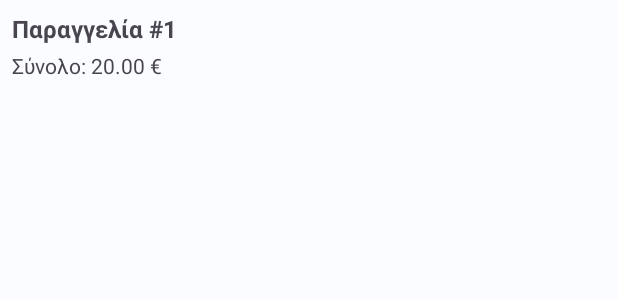
After one commit to patpan7/Order, an Android app: the layout order_item.xml on its own in the app's theme, with its tools: preview values and no code run, on a phone screen of 412 x 824 dp. The commit adds this screen. Shown: the top 300 px of the screen. Run offline under Robolectric (Android 15) with nearby library versions, the phone set to English and light mode, and no system bars.

Commit message:
fix wrong quantity, add view order

```diff
--- a/app/src/main/AndroidManifest.xml
+++ b/app/src/main/AndroidManifest.xml
@@ -33,6 +33,7 @@
 
         <activity android:name=".TablesActivity" />
         <activity android:name=".SettingsActivity" />
+        <activity android:name=".OrderDetailsActivity" />
     </application>
 
 </manifest>
--- a/app/src/main/java/org/easytech/order/CartActivity.java
+++ b/app/src/main/java/org/easytech/order/CartActivity.java
@@ -1,4 +1,6 @@
 package org.easytech.order;
+
+import static androidx.core.content.ContextCompat.startActivity;
 
 import android.content.Intent;
 import android.os.Bundle;
@@ -32,11 +34,9 @@ public class CartActivity extends AppCompatActivity {
         super.onCreate(savedInstanceState);
         setContentView(R.layout.activity_cart);
         dbHelper = new DBHelper(this);
-        /// Ανάκτηση του καλαθιού από το Intent
-        cart = getIntent().getParcelableExtra("cart");
 
         tableid = getIntent().getIntExtra("tableid", -1);
-
+        cart = Cart.getInstance(tableid);
         // Εδώ αρχικοποιούμε το cart εάν δεν έχει ήδη περαστεί
         if (cart == null) {
             cart = new Cart();  // Δημιουργία νέου cart αντικειμένου
--- a/app/src/main/java/org/easytech/order/CartAdapter.java
+++ b/app/src/main/java/org/easytech/order/CartAdapter.java
@@ -1,5 +1,6 @@
 package org.easytech.order;
 
+import android.annotation.SuppressLint;
 import android.view.LayoutInflater;
 import android.view.View;
 import android.view.ViewGroup;
@@ -30,6 +31,7 @@ public class CartAdapter extends RecyclerView.Adapter<CartAdapter.CartViewHolder
     }
 
     // Σύνδεση των δεδομένων στο ViewHolder
+    @SuppressLint("NotifyDataSetChanged")
     @Override
     public void onBindViewHolder(CartViewHolder holder, int position) {
         Product product = cartItems.get(position);
--- a/app/src/main/java/org/easytech/order/ProductsActivity.java
+++ b/app/src/main/java/org/easytech/order/ProductsActivity.java
@@ -78,13 +78,15 @@ public class ProductsActivity extends AppCompatActivity implements ProductAdapte
     // Μέθοδος για να ανοίξουμε το καλάθι
     private void openCart() {
         Intent intent = new Intent(ProductsActivity.this, CartActivity.class);
-        intent.putExtra("cart", cart);  // Περάστε το καλάθι στην επόμενη δραστηριότητα
+        //intent.putExtra("cart", cart);  // Περάστε το καλάθι στην επόμενη δραστηριότητα
         intent.putExtra("tableid", tableid); // Προσθέστε το αριθμό του τραπέζιου στο intent
         startActivity(intent);
     }
 
     @Override
     public void onCartUpdated() {
+        updateCartSummary(); // Ενημέρωση UI για το συνολικό κόστος
+        adapter.notifyDataSetChanged(); // Ενημέρωση του adapter
+    }
 
-    }
 }
--- /dev/null
+++ b/app/src/main/res/layout/order_item.xml
@@ -0,0 +1,32 @@
+<?xml version="1.0" encoding="utf-8"?>
+<LinearLayout
+    xmlns:android="http://schemas.android.com/apk/res/android"
+    android:orientation="vertical"
+    android:layout_width="match_parent"
+    android:layout_height="wrap_content"
+    android:padding="8dp"
+    android:background="?android:attr/selectableItemBackground">
+
+    <TextView
+        android:id="@+id/orderId"
+        android:layout_width="wrap_content"
+        android:layout_height="wrap_content"
+        android:textStyle="bold"
+        android:text="Παραγγελία #1"
+        android:textSize="16sp"/>
+
+    <TextView
+        android:id="@+id/orderTotal"
+        android:layout_width="wrap_content"
+        android:layout_height="wrap_content"
+        android:text="Σύνολο: 20.00 €"
+        android:layout_marginTop="4dp"/>
+
+    <TextView
+        android:id="@+id/orderItems"
+        android:layout_width="wrap_content"
+        android:layout_height="wrap_content"
+        android:layout_marginTop="8dp"
+        android:visibility="gone"
+        android:text="Είδη παραγγελίας"/>
+</LinearLayout>
```
Also changed, not shown: app/src/main/java/org/easytech/order/DBHelper.java (+41 -0 lines), app/src/main/java/org/easytech/order/Order.java (+18 -0 lines), app/src/main/java/org/easytech/order/OrderAdapter.java (added, +83 -0 lines), app/src/main/java/org/easytech/order/OrderDetailsActivity.java (added, +35 -0 lines), app/src/main/java/org/easytech/order/Product.java (+18 -0 lines), app/src/main/java/org/easytech/order/TableAdapter.java (+6 -1 lines), app/src/main/res/layout/activity_order_details.xml (added, +13 -0 lines).
